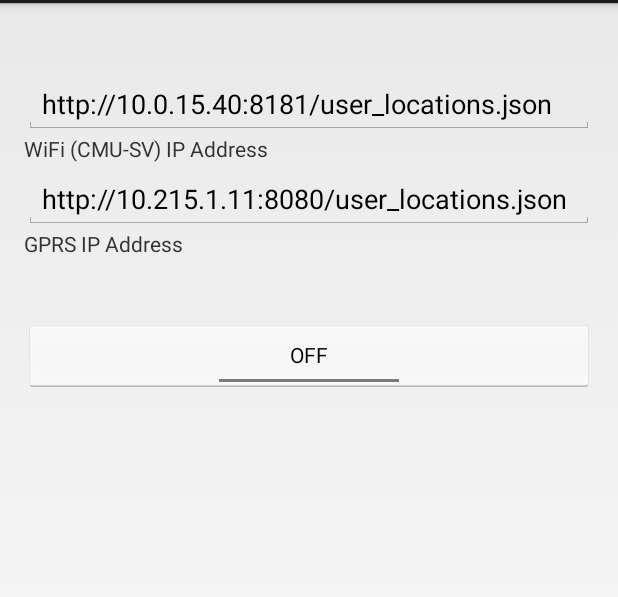
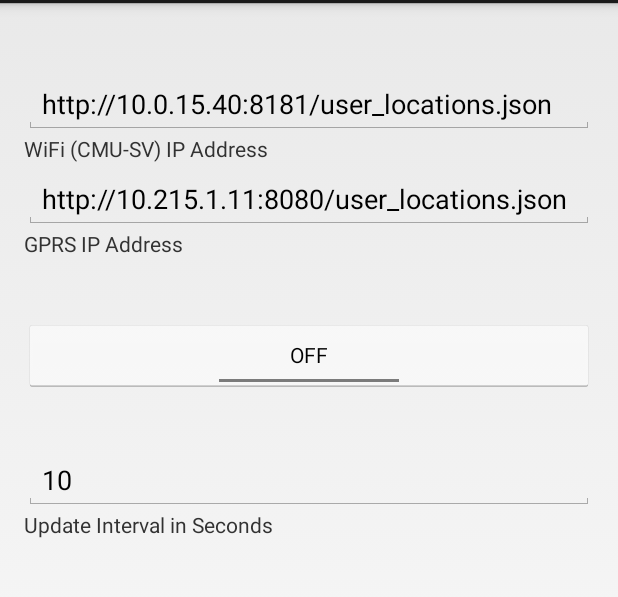
Before and after one commit to ervteng/CellPhoneInfo, an Android app: the screen it shows after launch (CellPhoneInfo), on a phone screen of 412 x 824 dp, the part 69-666 px from its top. Run offline under Robolectric (Android 15) with nearby library versions, the phone set to English and light mode, and no system bars.

Commit message:
Added adaptive locations. Doesn't log until there is a major location change. Added User option to change polling rate.

```diff
--- a/app/src/main/java/com/example/cellphoneinfo/CellPhoneInfo.java
+++ b/app/src/main/java/com/example/cellphoneinfo/CellPhoneInfo.java
@@ -4,6 +4,7 @@ package com.example.cellphoneinfo;
 
 import android.annotation.SuppressLint;
 import android.app.Activity;
+import android.app.Dialog;
 import android.content.Intent;
 import android.os.Bundle;
 import android.os.StrictMode;
@@ -16,6 +17,7 @@ import android.widget.ToggleButton;
 
 import com.google.android.gms.common.ConnectionResult;
 import com.google.android.gms.common.GooglePlayServicesClient;
+import com.google.android.gms.common.GooglePlayServicesUtil;
 import com.google.android.gms.location.LocationClient;
 
 
@@ -25,10 +27,22 @@ public class CellPhoneInfo extends Activity {
 	ToggleButton getCellPhoneInfo;
 	EditText ipAddressField;
 	EditText ipAddressFieldGPRS;
-	InfoJsonSend jsonInfo;
-    boolean isDebugMsg;
+    EditText updateFrequencyField;
+    boolean isDebugMsg = false;
+    boolean isDynamic = true;
 	GPSTracker tracker;
 
+    @Override
+    public void onResume(){
+        int errorcode = GooglePlayServicesUtil.isGooglePlayServicesAvailable(this.getBaseContext());
+        if(errorcode != 0){
+            int requestCode = 0;
+            Dialog errorDiag = GooglePlayServicesUtil.getErrorDialog(errorcode, this, requestCode);
+            errorDiag.show();
+        }
+        super.onResume();
+
+    }
 
 	@Override
 	protected void onCreate(Bundle savedInstanceState) {
@@ -37,11 +51,14 @@ public class CellPhoneInfo extends Activity {
 		StrictMode.setThreadPolicy(policy);
 		setContentView(R.layout.activity_cell_phone_info);
 
+
+
 		//jsonInfo = new InfoJsonSend(CellPhoneInfo.this, "http://10.0.10.101:1234");
 		// Getting Reference to CellPhoneInfo button
 		getCellPhoneInfo = (ToggleButton) findViewById(R.id.toggleButton1);
 		ipAddressField = (EditText)findViewById(R.id.editText2);
 		ipAddressFieldGPRS = (EditText)findViewById(R.id.editTextGPRS);
+        updateFrequencyField = (EditText)findViewById(R.id.editTextUpdateInterval);
 
 		getCellPhoneInfo.setOnCheckedChangeListener(new CompoundButton.OnCheckedChangeListener() {
 		    public void onCheckedChanged(CompoundButton buttonView, boolean isChecked) {
@@ -51,6 +68,8 @@ public class CellPhoneInfo extends Activity {
 		        	i.putExtra("IP", ipAddressField.getText().toString());
 		        	i.putExtra("IP_mobile", ipAddressFieldGPRS.getText().toString());
                     i.putExtra("DebugOn", isDebugMsg);
+                    i.putExtra("updateInterval",Integer.valueOf(updateFrequencyField.getText().toString()));
+                    i.putExtra("DynamicOn", isDynamic);
 		        	startService(i);
 		        	//bindService(i, mConnection, BIND_AUTO_CREATE);
 					//gps = new GPSTracker(CellPhoneInfo.this, ipAddressField.getText().toString());
@@ -77,7 +96,17 @@ public class CellPhoneInfo extends Activity {
                     isDebugMsg = true;
                     item.setChecked(true);
                 }
-
+                return super.onOptionsItemSelected(item);
+            case R.id.dynamic:
+                if (item.isChecked()){
+                    isDynamic = false;
+                    item.setChecked(false);
+                }
+                else {
+                    isDynamic = true;
+                    item.setChecked(true);
+                }
+                return super.onOptionsItemSelected(item);
             default:
                 return super.onOptionsItemSelected(item);
         }
--- a/app/src/main/res/layout/activity_cell_phone_info.xml
+++ b/app/src/main/res/layout/activity_cell_phone_info.xml
@@ -42,6 +42,26 @@
         android:text="http://10.215.1.11:8080/user_locations.json" />
 
     <TextView
+        android:id="@+id/textView2"
+        android:layout_width="wrap_content"
+        android:layout_height="wrap_content"
+        android:layout_alignLeft="@+id/editText2"
+        android:layout_below="@+id/editText2"
+        android:text="WiFi (CMU-SV) IP Address" />
+
+    <EditText
+        android:id="@+id/editTextUpdateInterval"
+        android:layout_width="800dp"
+        android:layout_height="wrap_content"
+        android:layout_marginTop="40dp"
+        android:ems="10"
+        android:text="10"
+        android:inputType="number"
+        android:layout_below="@+id/toggleButton1"
+        android:layout_alignParentLeft="true"
+        android:layout_alignParentStart="true" />
+
+    <TextView
         android:id="@+id/textView1"
         android:layout_width="wrap_content"
         android:layout_height="wrap_content"
@@ -50,11 +70,12 @@
         android:text="GPRS IP Address" />
 
     <TextView
-        android:id="@+id/textView2"
+        android:id="@+id/textView"
         android:layout_width="wrap_content"
         android:layout_height="wrap_content"
-        android:layout_alignLeft="@+id/editText2"
-        android:layout_below="@+id/editText2"
-        android:text="WiFi (CMU-SV) IP Address" />
+        android:text="Update Interval in Seconds"
+        android:layout_below="@+id/editTextUpdateInterval"
+        android:layout_alignParentLeft="true"
+        android:layout_alignParentStart="true" />
 
 </RelativeLayout>
--- a/app/src/main/res/menu/cell_phone_info.xml
+++ b/app/src/main/res/menu/cell_phone_info.xml
@@ -6,5 +6,11 @@
         android:showAsAction="never"
         android:checkable="true"
         android:checked="false"/>
+    <item
+        android:id="@+id/dynamic"
+        android:title="Dynamic Locations"
+        android:showAsAction="never"
+        android:checkable="true"
+        android:checked="true"/>
 
 </menu>
```
Also changed, not shown: app/src/main/java/com/example/cellphoneinfo/GPSTracker.java (+21 -11 lines), app/src/main/java/com/example/cellphoneinfo/InfoJsonSend.java (+2 -26 lines).
